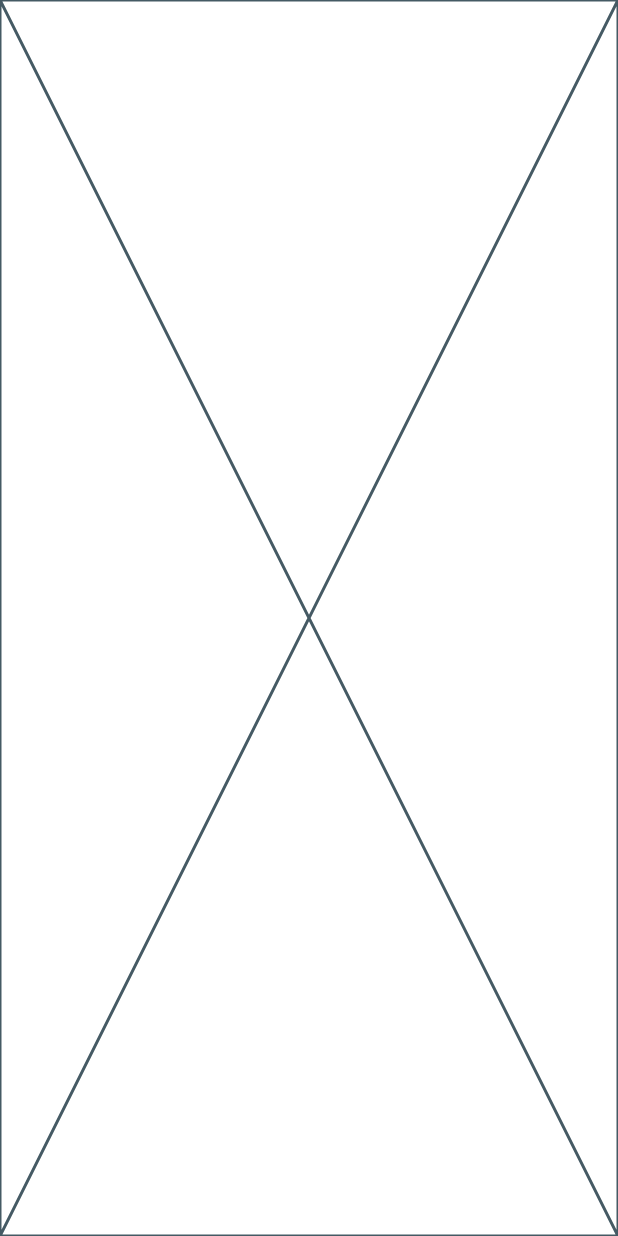
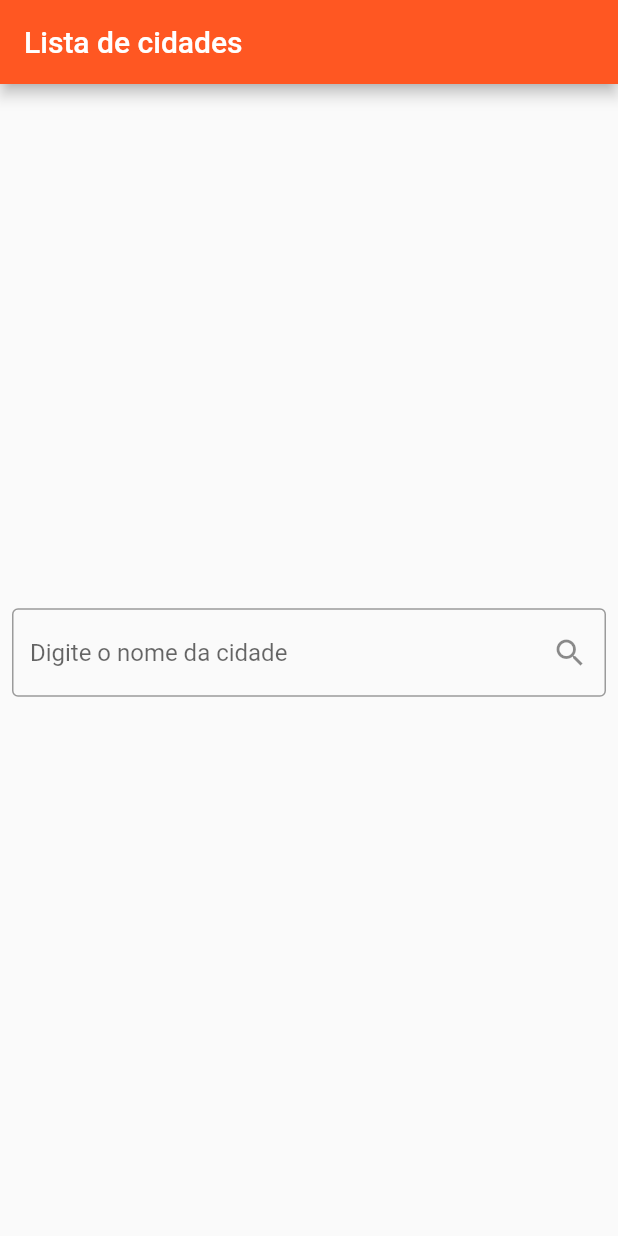
Before and after one commit to MariaGabriele00/climate_consultation, a Flutter app: the screen it shows after launch, on a phone screen of 412 x 824 dp. Run offline on Flutter 3.47's test engine with Material 2 defaults, Android fonts, the phone set to English and light mode, and no system bars; our stand-ins replace equatable, faker; missing offline and left inert: uno.

Commit message:
feat: add list [ListOfCities]

```diff
--- a/lib/core/app_widget.dart
+++ b/lib/core/app_widget.dart
@@ -1,10 +1,19 @@
 import 'package:flutter/material.dart';
+
+import '../presentation/presentation.dart';
 
 class AppWidget extends StatelessWidget {
   const AppWidget({super.key});
 
   @override
   Widget build(BuildContext context) {
-    return const Placeholder();
+    return MaterialApp(
+      title: 'Consulta Clima',
+      theme: ThemeData(
+        useMaterial3: false,
+        colorScheme: ColorScheme.fromSwatch(primarySwatch: Colors.deepOrange),
+      ),
+      home: const ListOfCitiesPage(),
+    );
   }
 }
--- /dev/null
+++ b/lib/presentation/presentation.dart
@@ -0,0 +1 @@
+export 'ui/ui.dart';
--- /dev/null
+++ b/lib/presentation/ui/pages/list_of_cities/list_of_cities.dart
@@ -0,0 +1 @@
+export 'list_of_cities_page.dart';
--- /dev/null
+++ b/lib/presentation/ui/pages/list_of_cities/list_of_cities_page.dart
@@ -0,0 +1,68 @@
+import 'package:climate_consultation/domain/domain.dart';
+import 'package:faker/faker.dart';
+import 'package:flutter/material.dart';
+
+class ListOfCitiesPage extends StatelessWidget {
+  const ListOfCitiesPage({super.key});
+
+  @override
+  Widget build(BuildContext context) {
+    final cities = List.generate(
+      0,
+      (index) => CityEntity(
+        name: faker.address.city(),
+        state: faker.address.state(),
+        country: faker.address.country(),
+        lon: 465464.54,
+        lag: 6546464.54,
+      ),
+    );
+    return Scaffold(
+      appBar: AppBar(
+        title: const Text('Lista de cidades'),
+      ),
+      body: Padding(
+        padding: const EdgeInsets.all(8),
+        child: Column(
+          mainAxisAlignment: MainAxisAlignment.center,
+          children: [
+            TextFormField(
+              decoration: InputDecoration(
+                border: const OutlineInputBorder(),
+                hintText: 'Digite o nome da cidade',
+                suffixIcon: IconButton(
+                  icon: const Icon(Icons.search),
+                  onPressed: () {},
+                ),
+              ),
+            ),
+            const SizedBox(
+              height: 10,
+            ),
+            if (cities.isNotEmpty)
+              Expanded(
+                child: ListView.builder(
+                  shrinkWrap: true,
+                  itemCount: cities.length,
+                  itemBuilder: (context, index) {
+                    final city = cities[index];
+                    return ListTile(
+                      onTap: () {},
+                      title: Text(city.name),
+                      subtitle: Text('${city.state} - ${city.country}'),
+                      trailing: Image.network(
+                        'https://openweathermap.org/images/flags/${city.country.toLowerCase()}.png',
+                        errorBuilder: (context, error, stackTrace) {
+                          return const Icon(Icons.radar);
+                        },
+                      ),
+                    );
+                  },
+                ),
+              ),
+          ],
+        ),
+      ),
+    );
+  }
+}
--- /dev/null
+++ b/lib/presentation/ui/pages/pages.dart
@@ -0,0 +1 @@
+export 'list_of_cities/list_of_cities.dart';
--- /dev/null
+++ b/lib/presentation/ui/ui.dart
@@ -0,0 +1 @@
+export 'pages/pages.dart';
--- a/pubspec.yaml
+++ b/pubspec.yaml
@@ -29,6 +29,7 @@ environment:
 # versions available, run `flutter pub outdated`.
 dependencies:
   equatable: ^2.0.5
+  faker: ^2.1.0
   flutter:
     sdk: flutter
   uno: ^1.1.9
```
Also changed, not shown: pubspec.lock.
